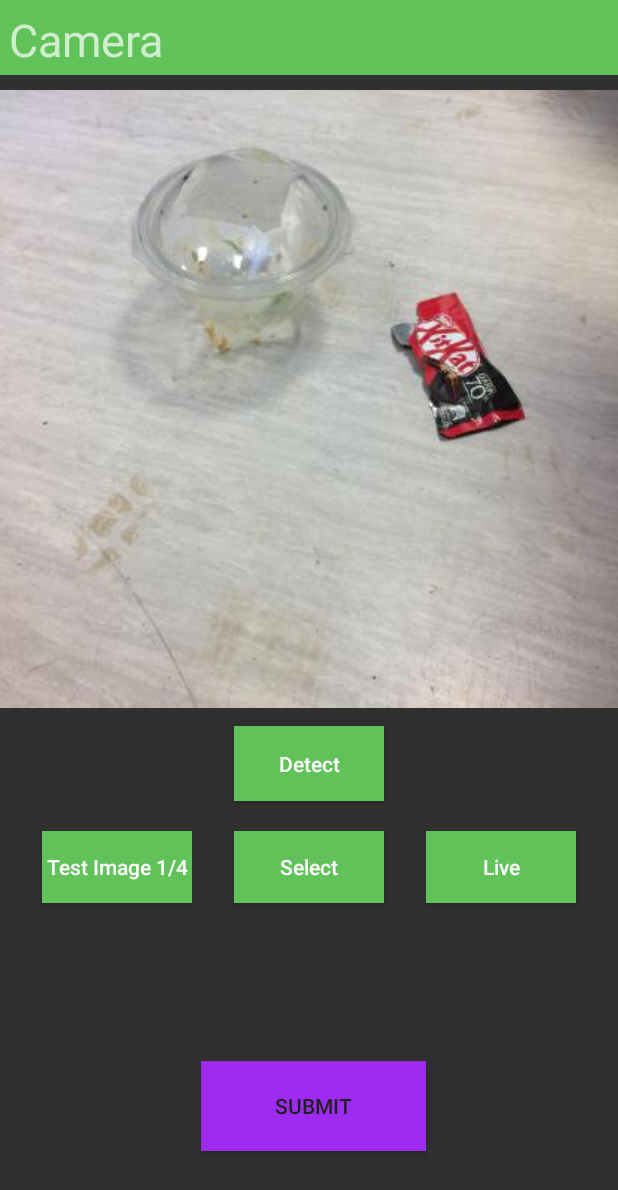
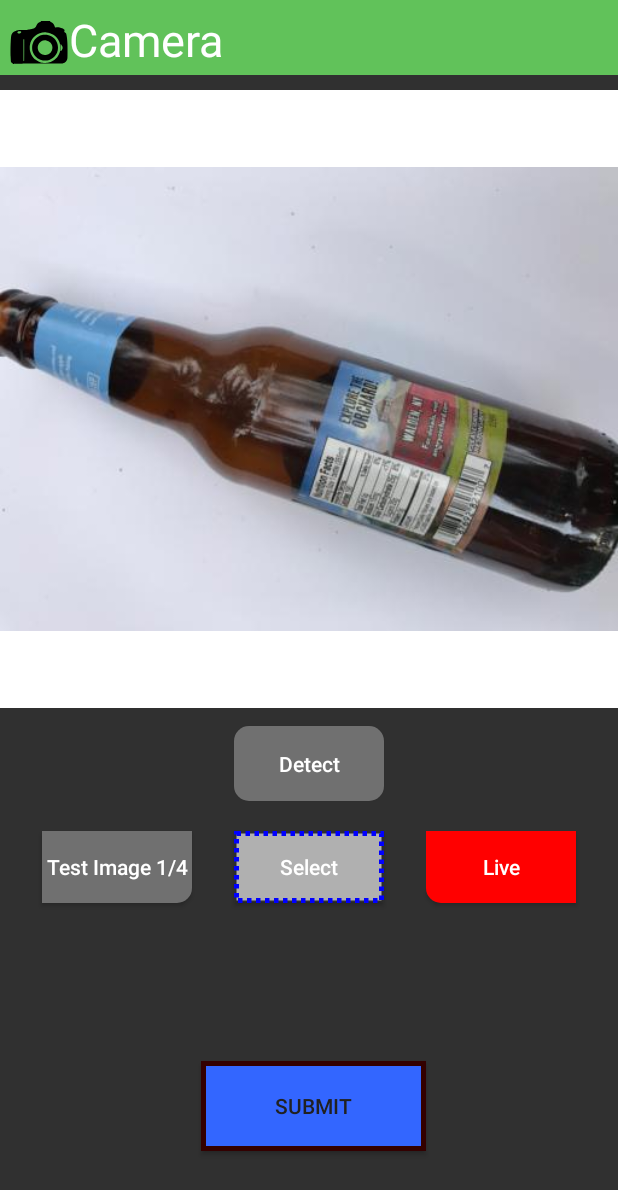
Before and after one commit to Tanmay704/Solid-Waste-Segregation, an Android app: the MainActivity screen opened directly, with no data from a screen before it, on a phone screen of 412 x 824 dp. Shown: the top 1190 px of the screen. Run offline under Robolectric (Android 15) with nearby library versions, the phone set to English and light mode, and no system bars; libraries missing offline, so code that uses them is left out: org.pytorch, org.pytorch.torchvision; pictures from the network do not load; 1 statement that could not run was skipped.

```diff
--- a/ObjectDetection/app/src/main/res/layout/activity_main.xml
+++ b/ObjectDetection/app/src/main/res/layout/activity_main.xml
@@ -12,24 +12,27 @@
         android:layout_width="match_parent"
         android:layout_height="50dp"
         android:layout_marginBottom="10dp"
-
-
         android:background="#61C25A"
         android:paddingLeft="6dp"
         android:paddingTop="6dp"
         android:text="Camera"
+        android:drawableLeft="@drawable/ic_camera"
+
+        android:textColor="#FFFFFF"
         android:textSize="30sp"
         app:layout_constraintBottom_toTopOf="@+id/imageView"
         app:layout_constraintEnd_toEndOf="parent"
+        app:layout_constraintHorizontal_bias="0.0"
         app:layout_constraintStart_toStartOf="parent"
-        app:layout_constraintTop_toTopOf="parent" />
+        app:layout_constraintTop_toTopOf="parent"
+        app:layout_constraintVertical_bias="0.0" />
 
     <Button
         android:id="@+id/detectButton"
         android:layout_width="100dp"
         android:layout_height="50dp"
         android:layout_marginTop="12dp"
-        android:background="#61C25A"
+        android:background="@drawable/btn_shape_capsule"
         android:text="@string/detect"
         android:textAllCaps="false"
         app:layout_constraintEnd_toEndOf="parent"
@@ -42,7 +45,7 @@
         android:layout_width="100dp"
         android:layout_height="wrap_content"
         android:layout_marginTop="20dp"
-        android:background="#61C25A"
+        android:background="@drawable/btn_shape_1"
 
         android:textAllCaps="false"
         app:layout_constraintEnd_toEndOf="parent"
@@ -56,7 +59,7 @@
         android:id="@+id/selectButton"
         android:layout_width="100dp"
         android:layout_height="wrap_content"
-        android:background="#61C25A"
+        android:background="@drawable/btn_select_activity_main"
         android:text="@string/select"
         android:textAllCaps="false"
         app:layout_constraintEnd_toEndOf="parent"
@@ -70,7 +73,7 @@
         android:id="@+id/liveButton"
         android:layout_width="100dp"
         android:layout_height="wrap_content"
-        android:background="#61C25A"
+        android:background="@drawable/bts_shape_2"
         android:text="@string/live"
         android:textAllCaps="false"
         app:layout_constraintEnd_toEndOf="parent"
@@ -85,7 +88,7 @@
         android:layout_marginTop="10dp"
 
         android:layout_marginEnd="19dp"
-        android:background="#9E2BF1"
+        android:background="@drawable/btn_submit_activity_main"
         android:text="Submit"
 
         android:textColor="#212121"
--- a/ObjectDetection/app/src/main/res/values/strings.xml
+++ b/ObjectDetection/app/src/main/res/values/strings.xml
@@ -14,7 +14,7 @@
         <item>Metal</item>
         <item>Glass</item>
         <item>Cardboard</item>
-        <item>Thermacol</item>
+        <item>Thermocol</item>
     </string-array>
 
 </resources>
```
Also changed, not shown: ObjectDetection/app/src/main/java/org/pytorch/demo/objectdetection/FrontPageActivity.java (+12 -14 lines), ObjectDetection/app/src/main/java/org/pytorch/demo/objectdetection/MainActivity.java (+13 -19 lines), ObjectDetection/app/src/main/java/org/pytorch/demo/objectdetection/NewAnalysisActivity.java (+17 -25 lines), ObjectDetection/app/src/main/assets/test1.jpg, ObjectDetection/app/src/main/assets/test2.jpg, ObjectDetection/app/src/main/assets/test3.jpg, ObjectDetection/app/src/main/assets/test4.jpg.
